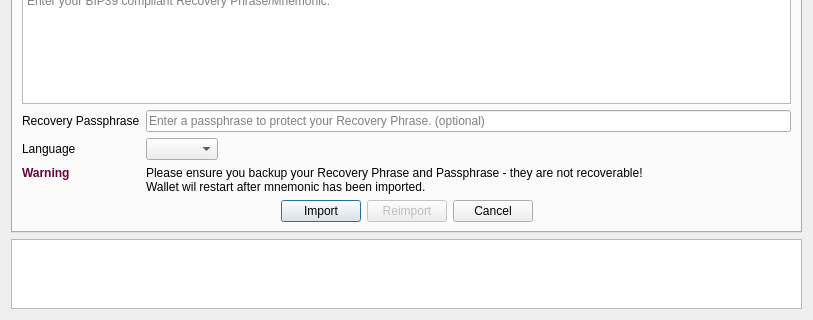
The window that src/qt/forms/mnemonicdialog.ui (Ankh-Trust/credit-core) describes before a commit, drawn with Qt 5; both pictures show x 0 to 813 and y 168 to 488 of the 813 by 488 pixel window.
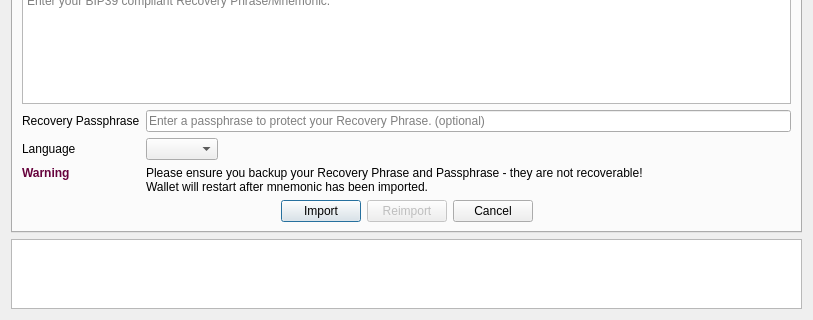
The same window after the commit. Icons and pictures are not drawn.

```diff
--- a/src/qt/forms/mnemonicdialog.ui
+++ b/src/qt/forms/mnemonicdialog.ui
@@ -168,7 +168,7 @@
             <widget class="QLabel" name="label_8">
              <property name="text">
               <string>Please ensure you backup your Recovery Phrase and Passphrase - they are not recoverable!
-Wallet wil restart after mnemonic has been imported.</string>
+Wallet will restart after mnemonic has been imported.</string>
              </property>
             </widget>
            </item>
```
